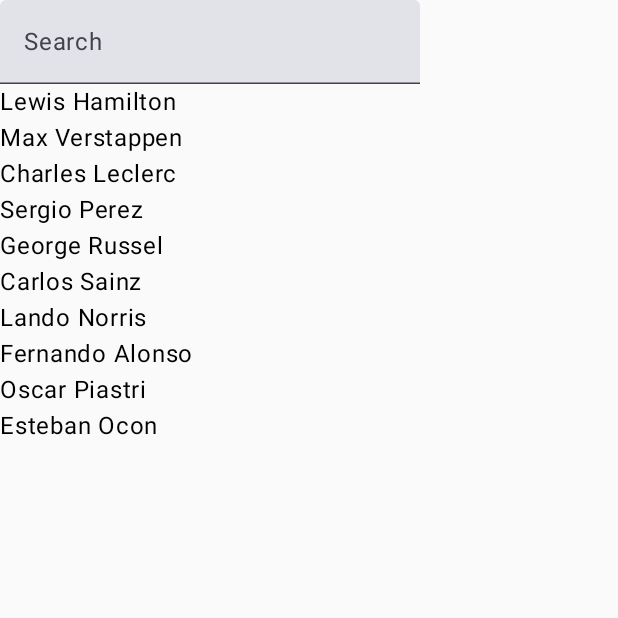
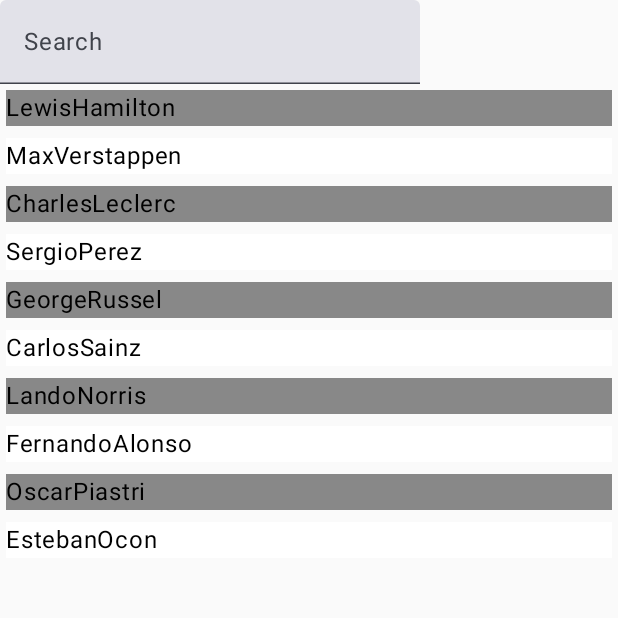
Before and after one commit to ShaneWhitmore/F1-Geek, an Android app built with Jetpack Compose: the screen it shows after launch (MainActivity), on a phone screen of 412 x 824 dp, the top half of it. Run offline under Robolectric (Android 15) with nearby library versions, the phone set to English and light mode, and no system bars.

Commit message:
Week 5 Lab 1 - Added background colour to the driver list

```diff
--- a/app/src/main/java/com/example/f1geek/MainActivity.kt
+++ b/app/src/main/java/com/example/f1geek/MainActivity.kt
@@ -3,7 +3,10 @@ package com.example.f1geek
 import android.os.Bundle
 import androidx.activity.ComponentActivity
 import androidx.activity.compose.setContent
+import androidx.compose.foundation.background
 import androidx.compose.foundation.layout.Column
+import androidx.compose.foundation.layout.fillMaxWidth
+import androidx.compose.foundation.layout.padding
 import androidx.compose.material3.Text
 import androidx.compose.material3.TextField
 import androidx.compose.runtime.Composable
@@ -12,7 +15,9 @@ import androidx.compose.runtime.mutableStateOf
 import androidx.compose.runtime.saveable.rememberSaveable
 import androidx.compose.runtime.setValue
 import androidx.compose.ui.Modifier
+import androidx.compose.ui.graphics.Color
 import androidx.compose.ui.tooling.preview.Preview
+import androidx.compose.ui.unit.dp
 import com.example.f1geek.model.Driver
 import com.example.f1geek.model.seedDriverStore
 import com.example.f1geek.ui.theme.F1GeekTheme
@@ -25,8 +30,12 @@ class MainActivity : ComponentActivity() {
         setContent {
             F1GeekTheme {
                 val driverStore = seedDriverStore()
-                DriverList(drivers = driverStore.drivers)
-            }
+
+                DriverList(
+                    drivers = driverStore.drivers, Modifier
+                        .fillMaxWidth()
+                        .padding(4.dp)
+                )
             }
         }
     }
@@ -42,10 +51,12 @@ fun DriverList(drivers: List<Driver>, modifier: Modifier = Modifier) {
                 onValueChange = { value -> filterText = value },
                 label = { Text("Search") }
             )
+
             drivers
                 .filter { it.fullName.contains(filterText, true) }
-            .forEach { driver ->
-                Text("${driver.firstName} ${driver.surname}")
+                .forEachIndexed{ index , driver ->
+                    val backgroundColor = if (index % 2 == 0)  Color.Gray else Color.White
+                    Text("${driver.fullName}", modifier.background(backgroundColor))
                 }
         }
     }
@@ -59,3 +70,4 @@ fun GreetingPreview() {
         }
 
     }
+}
--- a/app/src/main/java/com/example/f1geek/model/DriverStore.kt
+++ b/app/src/main/java/com/example/f1geek/model/DriverStore.kt
@@ -19,8 +19,5 @@ fun seedDriverStore(): DriverStore{
         Driver(firstName = "Esteban", surname = "Ocon", abbreviatedName = "OCO", number = 31)
     )
 
-
-
-
     return DriverStore(drivers)
 }
```
Lines whose indentation alone changed are shown as unchanged.
